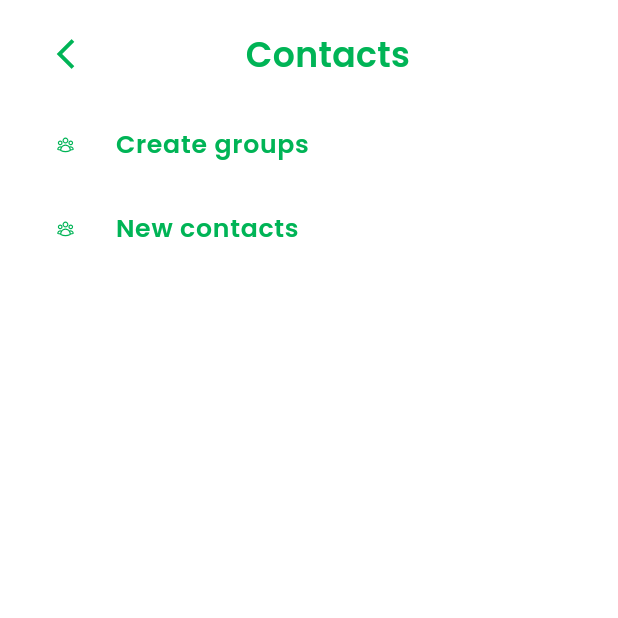
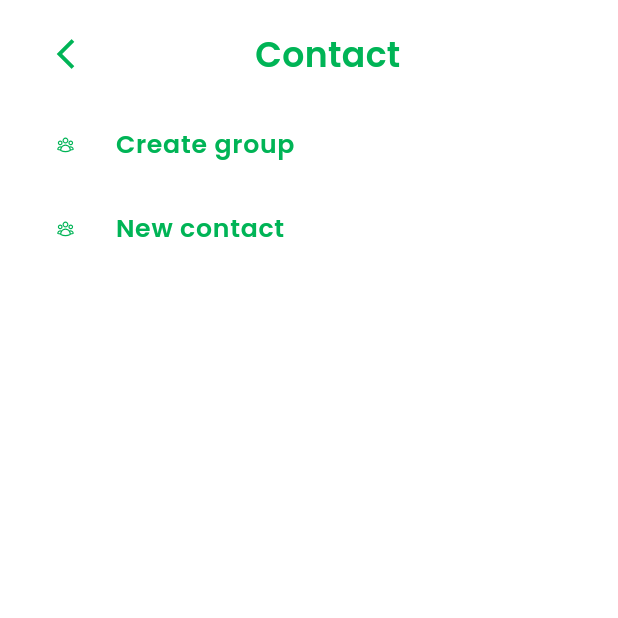
Before and after one commit to DevPeter1454/quiick_chat, a Flutter app: the ContactView screen opened by its route, on a phone screen of 412 x 824 dp, the top half of it. Run offline on Flutter 3.47's test engine with Material 3 defaults, Android fonts, the phone set to English and light mode, and no system bars; our stand-ins replace audioplayers, awesome_snackbar_content, dio, dots_indicator, faker, flutter_carousel_widget and 10 more; missing offline and left inert: sprung; accounts and stored records are empty.

Commit message:
Refactor ContactView text labels for consistency: changed "Contacts" to "Contact", "Create groups" to "Create group", and "New contacts" to "New contact". Update Podfile.lock for dependency changes and CocoaPods version upgrade to 1.16.2.

```diff
--- a/lib/ui/views/contact/contact_view.dart
+++ b/lib/ui/views/contact/contact_view.dart
@@ -40,7 +40,7 @@ class ContactView extends StatelessWidget with $ContactView {
                     ),
                     const Spacer(),
                     Text(
-                      "Contacts",
+                      "Contact",
                       style: AppTextstyles.semiBold(
                           color: AppColors.kcPrimaryColor, size: 22.sp),
                     ),
@@ -63,7 +63,7 @@ class ContactView extends StatelessWidget with $ContactView {
                   width: 11.94.w,
                 ),
                 title: Text(
-                  "Create groups",
+                  "Create group",
                   style: AppTextstyles.semiBold(
                       color: AppColors.kcPrimaryColor, size: 16.sp),
                 ),
@@ -75,7 +75,7 @@ class ContactView extends StatelessWidget with $ContactView {
                   width: 11.94.w,
                 ),
                 title: Text(
-                  "New contacts",
+                  "New contact",
                   style: AppTextstyles.semiBold(
                       color: AppColors.kcPrimaryColor, size: 16.sp),
                 ),
```
Also changed, not shown: 1 other file.
